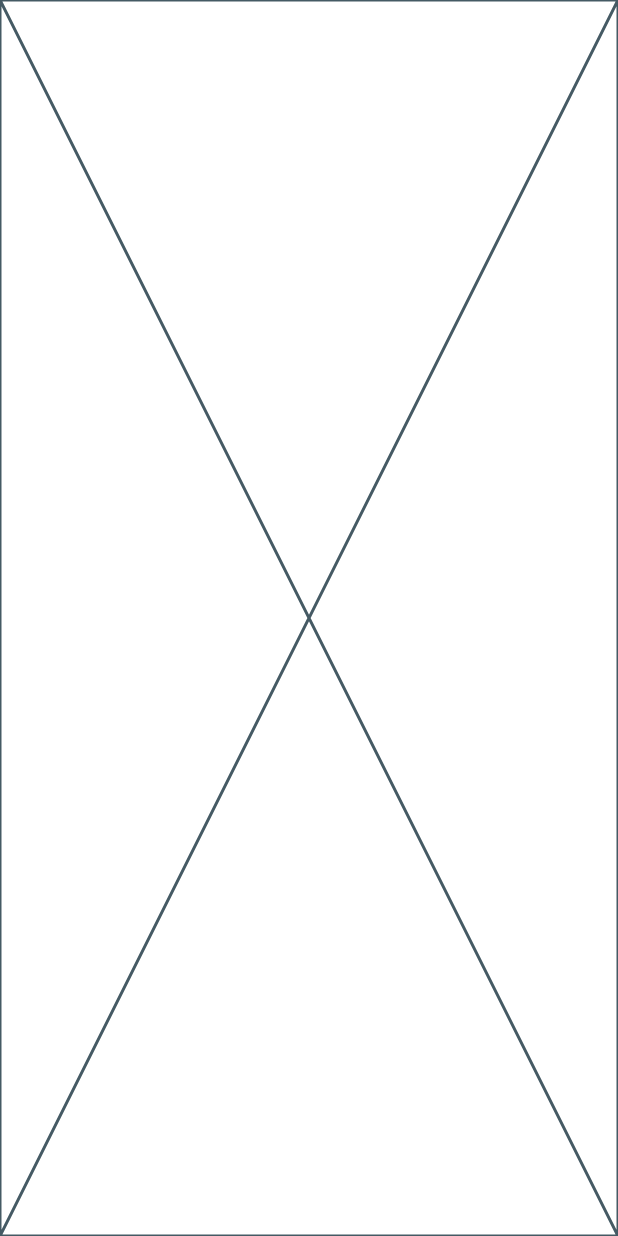
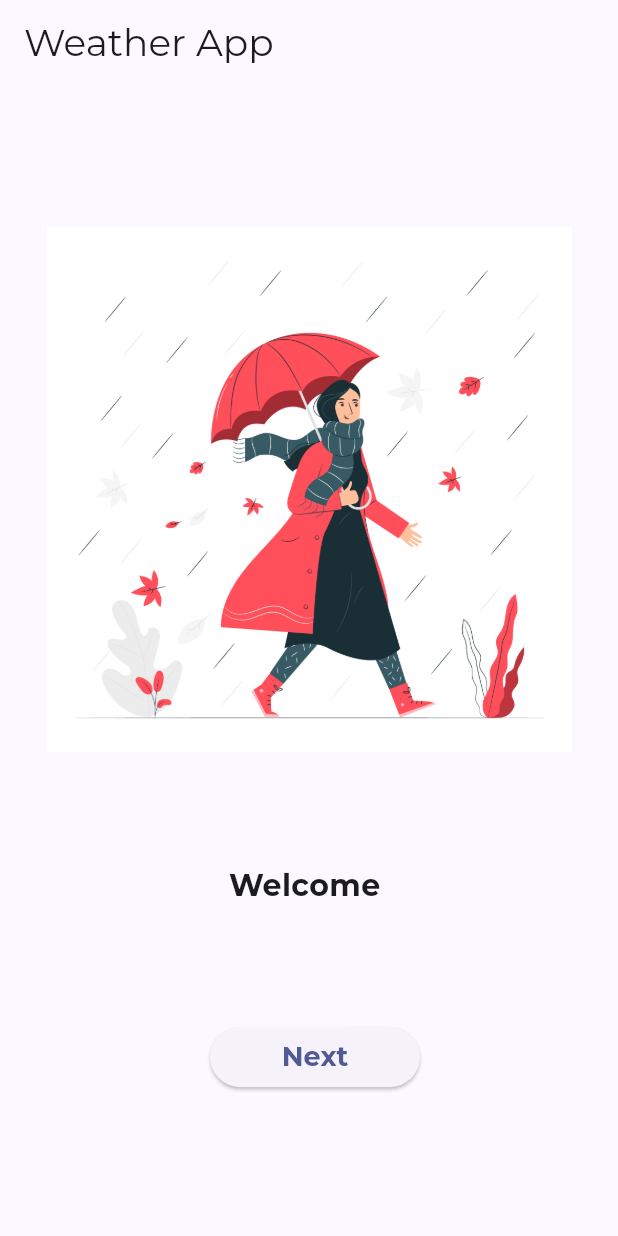
Before and after one commit to RH203/weather-app-flutter, a Flutter app: the screen it shows after launch, on a phone screen of 412 x 824 dp. Run offline on Flutter 3.47's test engine with Material 3 defaults, Android fonts, the phone set to English and light mode, and no system bars; our stand-ins replace google_fonts.

Commit message:
feat(app): update app.dart and welcome_page

```diff
--- a/lib/src/app.dart
+++ b/lib/src/app.dart
@@ -11,26 +11,30 @@ class App extends StatelessWidget {
       title: "Weather App",
       theme: ThemeData(
         colorScheme: ColorScheme.fromSeed(
-          seedColor: const Color.fromARGB(255, 148, 64, 251),
+          seedColor: const Color(0xFF1F41BB),
         ),
         textTheme: const TextTheme(
-          displayMedium: TextStyle(
-            fontSize: 30,
-            fontWeight: FontWeight.w500,
+          displayLarge: TextStyle(
+            fontSize: 20,
+            fontWeight: FontWeight.normal,
           ),
-          titleMedium: TextStyle(
-            fontSize: 19,
-            fontWeight: FontWeight.w500,
+          titleLarge: TextStyle(
+            fontSize: 25,
+            fontWeight: FontWeight.normal,
           ),
           bodyMedium: TextStyle(
-            fontSize: 14,
-            fontWeight: FontWeight.w500,
+            fontSize: 20,
+            fontWeight: FontWeight.bold,
+          ),
+          labelLarge: TextStyle(
+            fontSize: 16,
+            fontWeight: FontWeight.bold,
           ),
         ),
+        fontFamily: GoogleFonts.montserrat().fontFamily,
         useMaterial3: true,
-        fontFamily: GoogleFonts.jetBrainsMono().fontFamily,
       ),
-      home: const WelcomePage(),
+      home: WelcomePage(),
     );
   }
 }
--- a/lib/src/features/welcome/welcome_page.dart
+++ b/lib/src/features/welcome/welcome_page.dart
@@ -1,10 +1,107 @@
 import 'package:flutter/material.dart';
 
-class WelcomePage extends StatelessWidget {
+class WelcomePage extends StatefulWidget {
   const WelcomePage({super.key});
 
   @override
+  State<WelcomePage> createState() => _WelcomePageState();
+}
+
+class _WelcomePageState extends State<WelcomePage> {
+  bool _selected = false;
+  var _index = 0;
+  var _imageWelcome = [
+    "assets/images/fall-is-coming.jpg",
+    "assets/images/waiting-rain.jpg",
+    "assets/images/weather-concept.jpg"
+  ];
+  var _textWelcome = ["Welcome ", "Hello", "Weather App"];
+
+  void _addAnimateImageAndTextWelcome() {
+    setState(() {
+      _index++;
+      _selected = true;
+    });
+  }
+
+  void _decrementAnimateImageAndTextWelcome() {
+    setState(() {
+      _index--;
+      _selected = false;
+    });
+  }
+
+  @override
   Widget build(BuildContext context) {
-    return const Placeholder();
+    return Scaffold(
+      appBar: AppBar(
+        title: const Text("Weather App"),
+      ),
+      body: Padding(
+        padding: const EdgeInsets.all(20.0),
+        child: Column(
+          mainAxisAlignment: MainAxisAlignment.spaceEvenly,
+          crossAxisAlignment: CrossAxisAlignment.center,
+          children: [
+            AnimatedSwitcher(
+              duration: const Duration(milliseconds: 500),
+              child: Image.asset(
+                _imageWelcome[_index],
+                key: ValueKey<int>(_index),
+                height: 350,
+              ),
+            ),
+            AnimatedSwitcher(
+              duration: const Duration(milliseconds: 500),
+              child: Text(
+                _textWelcome[_index],
+                key: ValueKey<int>(_index),
+              ),
+            ),
+            Row(
+              mainAxisAlignment: MainAxisAlignment.center,
+              children: [
+                AnimatedSwitcher(
+                  duration: const Duration(milliseconds: 500),
+                  child: Visibility(
+                    visible: _index != 0,
+                    child: ElevatedButton(
+                      style: ElevatedButton.styleFrom(
+                        fixedSize: const Size(140, 20),
+                      ),
+                      onPressed: _decrementAnimateImageAndTextWelcome,
+                      child: const Text(
+                        "Previous",
+                        style: TextStyle(
+                          fontSize: 18,
+                        ),
+                      ),
+                    ),
+                  ),
+                ),
+                const SizedBox(
+                  width: 8,
+                ),
+                AnimatedSwitcher(
+                  duration: const Duration(milliseconds: 500),
+                  child: ElevatedButton(
+                    style: ElevatedButton.styleFrom(
+                      fixedSize: const Size(140, 20),
+                    ),
+                    onPressed: _addAnimateImageAndTextWelcome,
+                    child: const Text(
+                      "Next",
+                      style: TextStyle(
+                        fontSize: 18,
+                      ),
+                    ),
+                  ),
+                ),
+              ],
+            ),
+          ],
+        ),
+      ),
+    );
   }
 }
```
Also changed, not shown: pubspec.yaml (+3 -7 lines).
